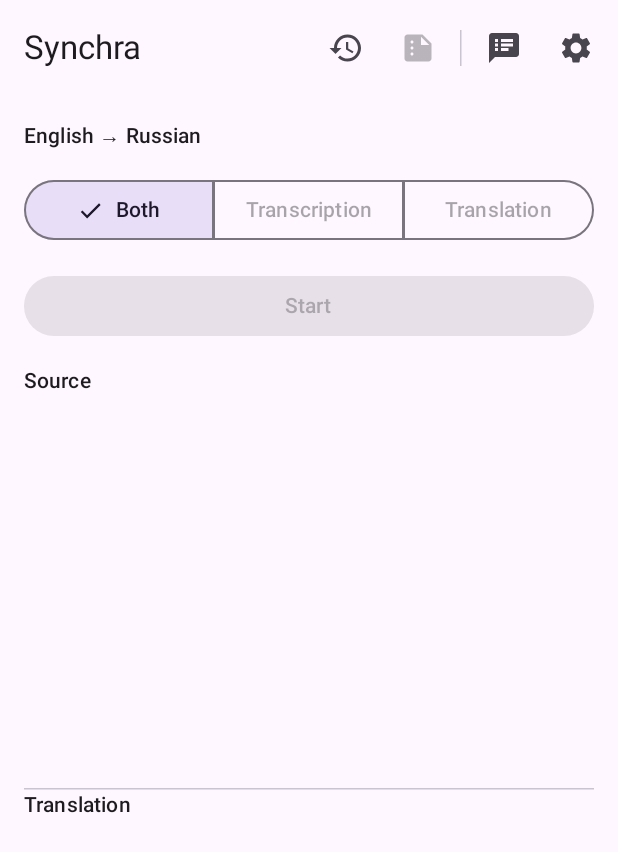
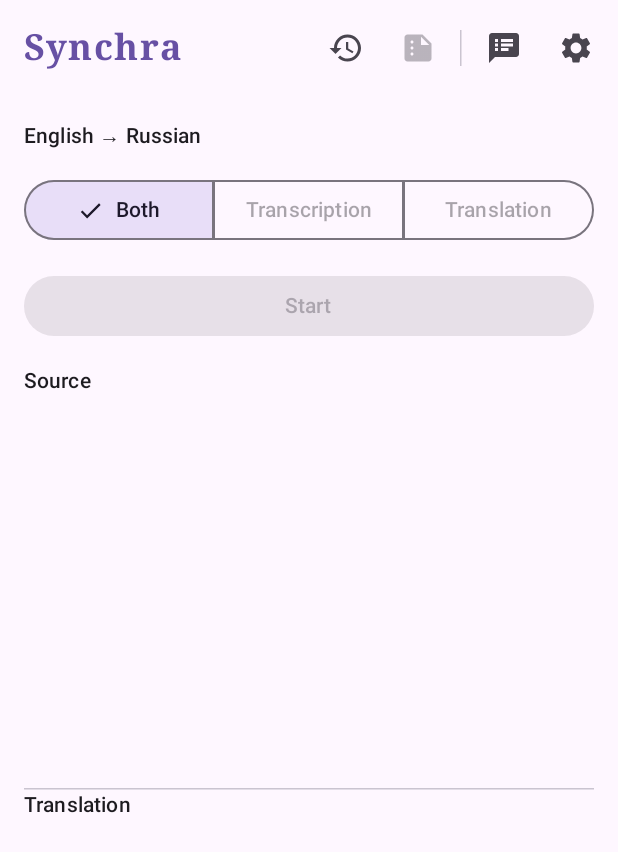
Before and after one commit to petrov-pro/synchra, an Android app built with Jetpack Compose: the MainScreen screen opened through its navigation route, on a phone screen of 412 x 824 dp. Shown: the top 852 px of the screen. Run offline under Robolectric (Android 15) with nearby library versions, the phone set to English and light mode, and no system bars; our stand-ins replace Room's generated code; 7 statements that could not run were skipped.

Commit message:
Show Synchra in the top bar as a brand title
Co-Authored-By: Claude Opus 5.5 <noreply@anthropic.com>

```diff
--- a/app/src/main/java/com/petroff/synchra/ui/MainScreen.kt
+++ b/app/src/main/java/com/petroff/synchra/ui/MainScreen.kt
@@ -33,7 +33,10 @@ import androidx.compose.runtime.remember
 import androidx.compose.runtime.setValue
 import androidx.compose.ui.Modifier
 import androidx.compose.ui.platform.testTag
+import androidx.compose.ui.text.font.FontFamily
+import androidx.compose.ui.text.font.FontWeight
 import androidx.compose.ui.unit.dp
+import androidx.compose.ui.unit.sp
 import com.petroff.synchra.config.Language
 import com.petroff.synchra.config.MAX_CONVERSATION_CONTEXT_CHARS
 import com.petroff.synchra.session.SessionUiState
@@ -73,7 +76,18 @@ fun MainScreen(
     Scaffold(
         topBar = {
             TopAppBar(
-                title = { Text("Synchra") },
+                title = {
+                    // The brand: the buttons' colour and its own typeface, set apart from screen titles.
+                    Text(
+                        "Synchra",
+                        color = MaterialTheme.colorScheme.primary,
+                        fontFamily = FontFamily.Serif,
+                        fontWeight = FontWeight.Bold,
+                        letterSpacing = 1.sp,
+                        style = MaterialTheme.typography.headlineSmall,
+                        modifier = Modifier.testTag("appTitle"),
+                    )
+                },
                 actions = {
                     // Saved conversations: a block of its own, set apart from the session controls.
                     IconButton(onClick = onOpenHistory) {
```
Also changed, not shown: 1 other file.
